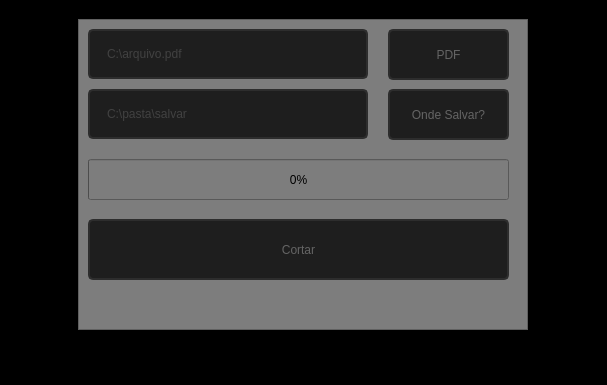
The window that mainwin.ui (ystevo/b2wcroppdf) describes before a commit, drawn with Qt 5.
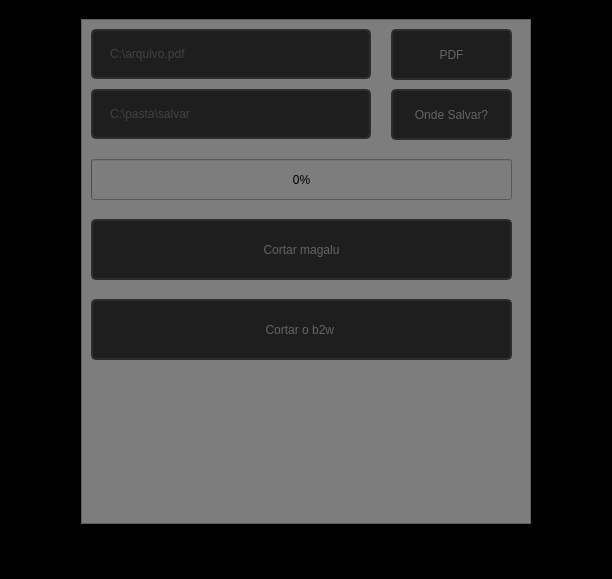
The same window after the commit. Icons and pictures are not drawn.

Commit message: added magalu option

The edit to the form file:
```diff
--- a/mainwin.ui
+++ b/mainwin.ui
@@ -6,8 +6,8 @@
    <rect>
     <x>0</x>
     <y>0</y>
-    <width>607</width>
-    <height>385</height>
+    <width>612</width>
+    <height>579</height>
    </rect>
   </property>
   <property name="minimumSize">
@@ -188,7 +188,30 @@
 }</string>
           </property>
           <property name="text">
-           <string>Cortar</string>
+           <string>Cortar magalu</string>
+          </property>
+         </widget>
+         <widget class="QPushButton" name="btnActionB2W">
+          <property name="geometry">
+           <rect>
+            <x>10</x>
+            <y>280</y>
+            <width>421</width>
+            <height>61</height>
+           </rect>
+          </property>
+          <property name="styleSheet">
+           <string notr="true">QPushButton{
+	border: 2px solid rgb(45,45,45);
+	border-radius: 5px;
+	padding: 15px;
+	background-color: rgb(30, 30, 30);
+	color: rgb(100, 100, 100);
+	font: 8pt &quot;Arial&quot;;
+}</string>
+          </property>
+          <property name="text">
+           <string>Cortar o b2w </string>
           </property>
          </widget>
         </widget>
```
Left out of the diff: 2 changed lines with no effect on the pictures. The commit also changes 1 other file.
